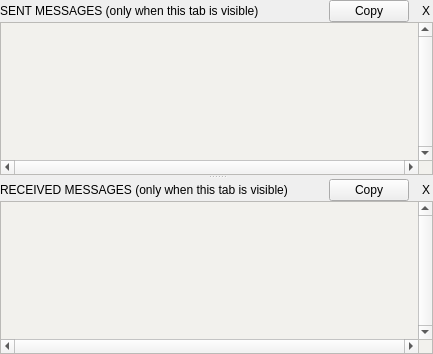
Old version of the form messages/messagemanagerlog.ui in the repository buzzinglight/IanniX.
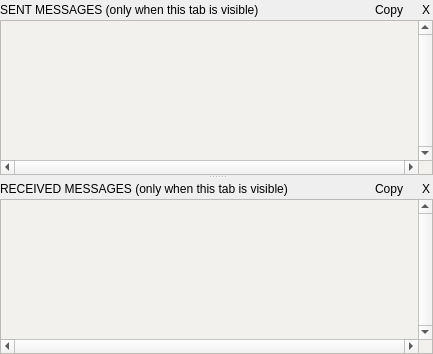
New version of the form.

Patch:
```diff
--- a/messages/messagemanagerlog.ui
+++ b/messages/messagemanagerlog.ui
@@ -22,7 +22,7 @@
 	background-color: 	rgb(242, 241, 237);
 	color:						black;
 }
-QPushButton#logSendClear, QPushButton#logReceiveClear  {
+QPushButton  {
 	min-width:  		14px;
 	min-height: 		14px;
 	max-width:  	14px;
@@ -31,6 +31,11 @@
 	height: 			14px;
 	padding:			0px;
 	border-radius: 7px;
+}
+QPushButton#logSendCopy, QPushButton#logReceiveCopy {
+	min-width:  		40px;
+	max-width:  	40px;
+	width:  				40px;
 }</string>
   </property>
   <layout class="QVBoxLayout" name="verticalLayout_3">
```
